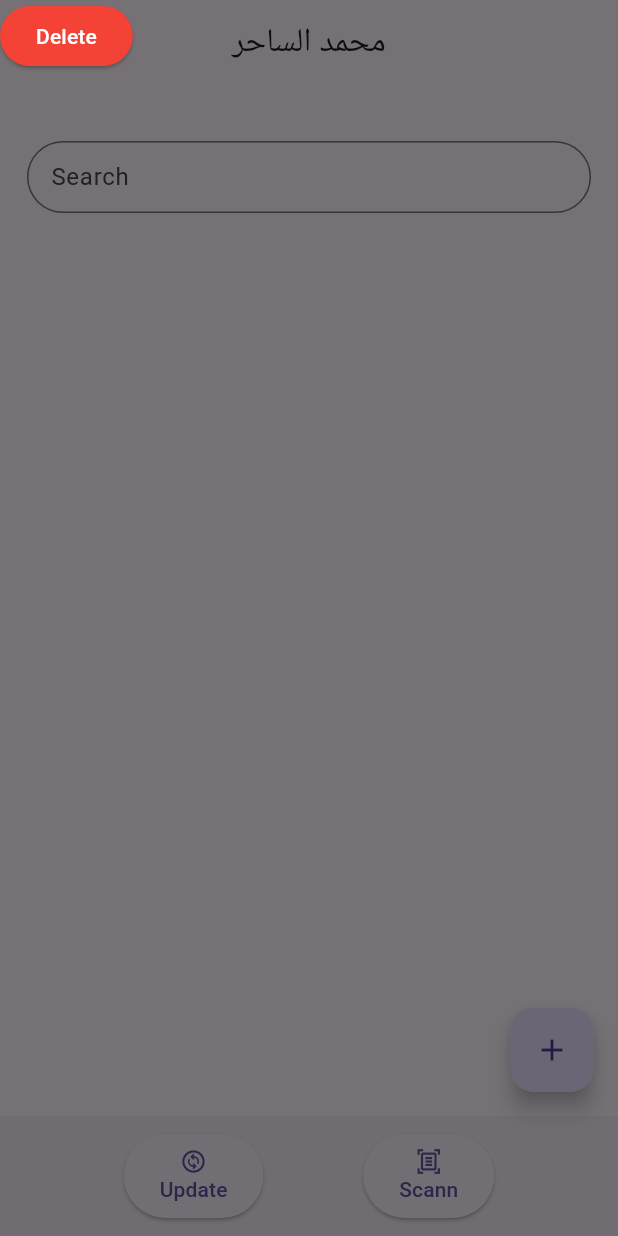
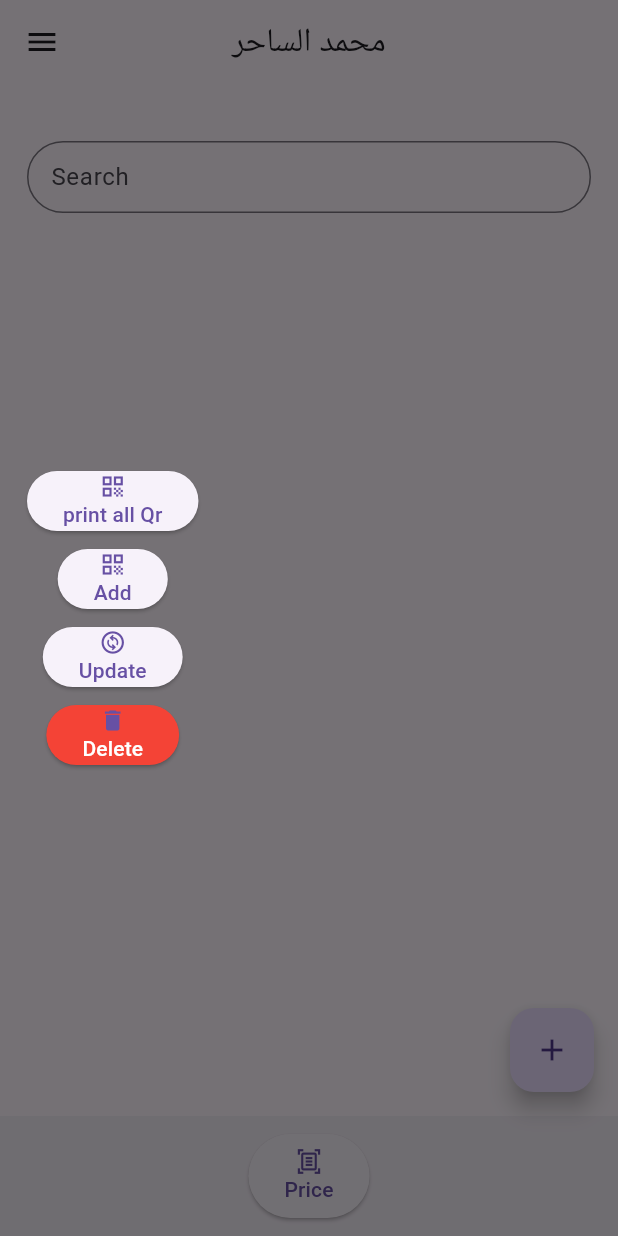
Before and after one commit to hassanProDev/product_sales, a Flutter app: the MainScreen screen opened directly, with the side drawer open, on a phone screen of 412 x 824 dp. Run offline on Flutter 3.47's test engine with Material 3 defaults, Android fonts, the phone set to English and light mode, and no system bars; our stand-ins replace device_info_plus, flutter_slidable, flutter_svg, hive, hive_flutter, pdf and 1 more; missing offline and left inert: barcode, simple_barcode_scanner; accounts and stored records are empty.

Commit message:
print qr generate qr

```diff
--- a/lib/main.dart
+++ b/lib/main.dart
@@ -7,6 +7,8 @@ import 'package:provider/provider.dart';
 import 'package:zoza_phone/controller/accessory_controller.dart';
 import 'package:zoza_phone/model/model.dart';
 import 'package:zoza_phone/view/add_screen.dart';
+import 'package:zoza_phone/view/generate_qr.dart';
+import 'package:zoza_phone/view/main_screen/main_srceen.dart';
 import 'package:zoza_phone/view/update_screen.dart';
 import 'package:zoza_phone/view/view_item.dart';
 import 'package:zoza_phone/view/widget/global_text_form.dart';
@@ -55,134 +57,10 @@ class MyApp extends StatelessWidget {
             AddScreen.addScreen: (_) => AddScreen(),
             UpdateScreen.updateScreen: (_) => UpdateScreen(),
             ViewItem.viewItem: (_) => ViewItem(),
+            ProductQRGeneratorScreen.productQrScreen: (_) => ProductQRGeneratorScreen(),
           },
         ),
       ),
     );
   }
 }
-
-class MainScreen extends StatelessWidget {
-  static const String mainScreen = "mainScreen";
-  TextEditingController controller = TextEditingController();
-
-  @override
-  Widget build(BuildContext context) {
-    AccessoryController prov = Provider.of<AccessoryController>(context);
-    List<AccessoryModel> list = prov
-        .getAllData()
-        .where((e) => e.name.contains(controller.text))
-        .toList();
-
-    return Scaffold(
-      appBar: AppBar(
-        title: Text("محمد الساحر"),
-        centerTitle: true,
-      ),
-      drawer: Column(
-        children: [
-          ElevatedButton(
-            style: ElevatedButton.styleFrom(backgroundColor: Colors.red),
-            onPressed: () {
-              Navigator.pop(context);
-              prov.deleteWithQr(context);
-            },
-            child: Text(
-              "Delete",
-              style: TextStyle(color: Colors.white),
-            ),
-          ),
-        ],
-      ),
-      body: Padding(
-        padding: const EdgeInsets.all(18.0),
-        child: Column(
-          children: [
-            SizedBox(
-              height: 20,
-            ),
-            GlobalTextForm(
-              hint: "Search",
-              controller: controller,
-              onChanged: (v) {
-                prov.searchLissener();
-              },
-            ),
-            SizedBox(
-              height: 20,
-            ),
-            Expanded(
-              child: ListView.builder(
-                  itemCount: list.length,
-                  itemBuilder: (context, index) {
-                    return Slidable(
-                      key: const ValueKey(0),
-                      startActionPane: ActionPane(
-                        motion: const ScrollMotion(),
-                        dismissible: DismissiblePane(onDismissed: () {}),
-                        children: [
-                          SlidableAction(
-                            onPressed: (context) {
-                              prov.deleteById(list[index].id);
-                            },
-                            backgroundColor: const Color(0xFFFE4A49),
-                            foregroundColor: Colors.white,
-                            icon: Icons.delete,
-                            label: 'Delete',
-                          ),
-                        ],
-                      ),
-                      child: Card(
-                        shape: RoundedRectangleBorder(
-                            borderRadius: BorderRadius.circular(25)),
-                        child: ListTile(
-                          title: Text(list[index].name),
-                          subtitle: Text(list[index].id),
-                          trailing: Text(list[index].price.toString()),
-                        ),
-                      ),
-                    );
-                  }),
-            ),
-          ],
-        ),
-      ),
-      floatingActionButton: FloatingActionButton(
-        onPressed: () {
-          prov.scannerQr(AddScreen.addScreen, context);
-        },
-        child: Icon(Icons.add),
-      ),
-      bottomNavigationBar: BottomAppBar(
-          child: Row(
-        mainAxisAlignment: MainAxisAlignment.spaceEvenly,
-        children: [
-          ElevatedButton(
-            onPressed: () {
-              prov.scannerQr(UpdateScreen.updateScreen, context);
-            },
-            child: Column(
-              mainAxisAlignment: MainAxisAlignment.center,
-              children: [
-                Icon(Icons.change_circle_outlined),
-                Text("Update"),
-              ],
-            ),
-          ),
-          ElevatedButton(
-            onPressed: () {
-              prov.scannerQr(ViewItem.viewItem, context);
-            },
-            child: Column(
-              mainAxisAlignment: MainAxisAlignment.center,
-              children: [
-                Icon(Icons.document_scanner_outlined),
-                Text("Scann"),
-              ],
-            ),
-          ),
-        ],
-      )),
-    );
-  }
-}
--- /dev/null
+++ b/lib/view/main_screen/main_srceen.dart
@@ -0,0 +1,71 @@
+import 'package:flutter/material.dart';
+import 'package:provider/provider.dart';
+import 'package:zoza_phone/controller/accessory_controller.dart';
+import 'package:zoza_phone/model/model.dart';
+import 'package:zoza_phone/view/add_screen.dart';
+import 'package:zoza_phone/view/main_screen/widget/main_bottom_bar.dart';
+import 'package:zoza_phone/view/main_screen/widget/main_drawer.dart';
+import 'package:zoza_phone/view/widget/global_text_form.dart';
+import 'package:zoza_phone/view/main_screen/widget/item_widget.dart';
+
+class MainScreen extends StatelessWidget {
+  static const String mainScreen = "mainScreen";
+  TextEditingController controller = TextEditingController();
+
+  @override
+  Widget build(BuildContext context) {
+    AccessoryController prov = Provider.of<AccessoryController>(context);
+    List<AccessoryModel> list = prov
+        .getAllData()
+        .where((e) => e.name.contains(controller.text))
+        .toList();
+
+    return Scaffold(
+      appBar: AppBar(
+        title: Text("محمد الساحر"),
+        centerTitle: true,
+      ),
+      drawer: MainDrawer(),
+      body: Padding(
+        padding: const EdgeInsets.all(18.0),
+        child: Column(
+          children: [
+            SizedBox(
+              height: 20,
+            ),
+            GlobalTextForm(
+              hint: "Search",
+              controller: controller,
+              onChanged: (v) {
+                prov.searchLissener();
+              },
+            ),
+            SizedBox(
+              height: 20,
+            ),
+            Expanded(
+              child: ListView.builder(
+                itemCount: list.length,
+                itemBuilder: (context, index) {
+                  return ItemWidget(
+                    accessoryModel: list[index],
+                    slidBtn: (context) {
+                      prov.deleteById(list[index].id);
+                    },
+                  );
+                },
+              ),
+            ),
+          ],
+        ),
+      ),
+      floatingActionButton: FloatingActionButton(
+        onPressed: () {
+          prov.scannerQr(AddScreen.addScreen, context);
+        },
+        child: Icon(Icons.add),
+      ),
+      bottomNavigationBar: MainBottomBar(),
+    );
+  }
+}
--- /dev/null
+++ b/lib/view/main_screen/widget/bottom_nav_button.dart
@@ -0,0 +1,35 @@
+import 'package:flutter/material.dart';
+
+class BottomNavButton extends StatelessWidget {
+  void Function()? onPressed;
+  Color? backgroundColor;
+  Color? color;
+  String label;
+  IconData icon;
+
+  BottomNavButton(
+      {super.key,
+      this.onPressed,
+      required this.label,
+      required this.icon,
+      this.backgroundColor,
+      this.color});
+
+  @override
+  Widget build(BuildContext context) {
+    return ElevatedButton(
+      style: ElevatedButton.styleFrom(backgroundColor: backgroundColor),
+      onPressed: onPressed,
+      child: Column(
+        mainAxisAlignment: MainAxisAlignment.center,
+        children: [
+          Icon(icon),
+          Text(
+            label,
+            style: TextStyle(color: color),
+          ),
+        ],
+      ),
+    );
+  }
+}
--- /dev/null
+++ b/lib/view/main_screen/widget/main_bottom_bar.dart
@@ -0,0 +1,31 @@
+import 'package:flutter/material.dart';
+import 'package:provider/provider.dart';
+import 'package:zoza_phone/controller/accessory_controller.dart';
+import 'package:zoza_phone/view/update_screen.dart';
+import 'package:zoza_phone/view/view_item.dart';
+
+import 'bottom_nav_button.dart';
+
+class MainBottomBar extends StatelessWidget {
+  const MainBottomBar({super.key});
+
+  @override
+  Widget build(BuildContext context) {
+    AccessoryController prov = Provider.of<AccessoryController>(context);
+
+    return BottomAppBar(
+        child: Row(
+      mainAxisAlignment: MainAxisAlignment.spaceEvenly,
+      children: [
+
+        BottomNavButton(
+          onPressed: () {
+            prov.scannerQr(ViewItem.viewItem, context);
+          },
+          label: "Price",
+          icon: Icons.document_scanner_outlined,
+        ),
+      ],
+    ));
+  }
+}
--- /dev/null
+++ b/lib/view/main_screen/widget/main_drawer.dart
@@ -0,0 +1,71 @@
+import 'package:flutter/material.dart';
+import 'package:pdf/pdf.dart';
+import 'package:printing/printing.dart';
+import 'package:provider/provider.dart';
+import 'package:zoza_phone/controller/accessory_controller.dart';
+import 'package:zoza_phone/view/generate_qr.dart';
+import 'package:zoza_phone/view/main_screen/widget/bottom_nav_button.dart';
+import 'package:zoza_phone/view/update_screen.dart';
+
+class MainDrawer extends StatelessWidget {
+  const MainDrawer({super.key});
+
+  @override
+  Widget build(BuildContext context) {
+    AccessoryController prov = Provider.of<AccessoryController>(context);
+    return Padding(
+      padding: const EdgeInsets.all(18.0),
+      child: Column(
+        mainAxisAlignment: MainAxisAlignment.center,
+        children: [
+          BottomNavButton(
+            onPressed: () {
+              Navigator.pop(context);
+              Printing.layoutPdf(onLayout: (PdfPageFormat format) async {
+                return await prov.generateReceiptPdf();
+              });
+            },
+            label: "print all Qr",
+            icon: Icons.qr_code,
+          ),
+          SizedBox(
+            height: 4,
+          ),
+          BottomNavButton(
+            onPressed: () {
+              Navigator.pop(context);
+              Navigator.pushNamed(
+                  context, ProductQRGeneratorScreen.productQrScreen);
+            },
+            label: "Add",
+            icon: Icons.qr_code,
+          ),
+          SizedBox(
+            height: 4,
+          ),
+          BottomNavButton(
+            onPressed: () {
+              Navigator.pop(context);
+              prov.scannerQr(UpdateScreen.updateScreen, context);
+            },
+            label: "Update",
+            icon: Icons.change_circle_outlined,
+          ),
+          SizedBox(
+            height: 4,
+          ),
+          BottomNavButton(
+            color: Colors.white,
+            backgroundColor: Colors.red,
+            label: "Delete",
+            icon: Icons.delete,
+            onPressed: () {
+              Navigator.pop(context);
+              prov.deleteWithQr(context);
+            },
+          )
+        ],
+      ),
+    );
+  }
+}
--- a/pubspec.yaml
+++ b/pubspec.yaml
@@ -41,6 +41,12 @@ dependencies:
   provider: ^6.1.2
   device_info_plus: ^11.1.1
   flutter_slidable: ^3.1.1
+  uuid: ^4.5.1
+  pretty_qr_code: ^3.3.0
+  barcode: ^2.2.8
+  flutter_svg: ^2.0.16
+  printing: ^5.13.4
+  pdf: ^3.11.1
 
 dev_dependencies:
   flutter_test:
```
Also changed, not shown: lib/controller/accessory_controller.dart (+124 -16 lines), lib/view/generate_qr.dart (added, +101 -0 lines), lib/view/main_screen/widget/item_widget.dart (added, +48 -0 lines), pubspec.lock (deleted), 5 other files.
